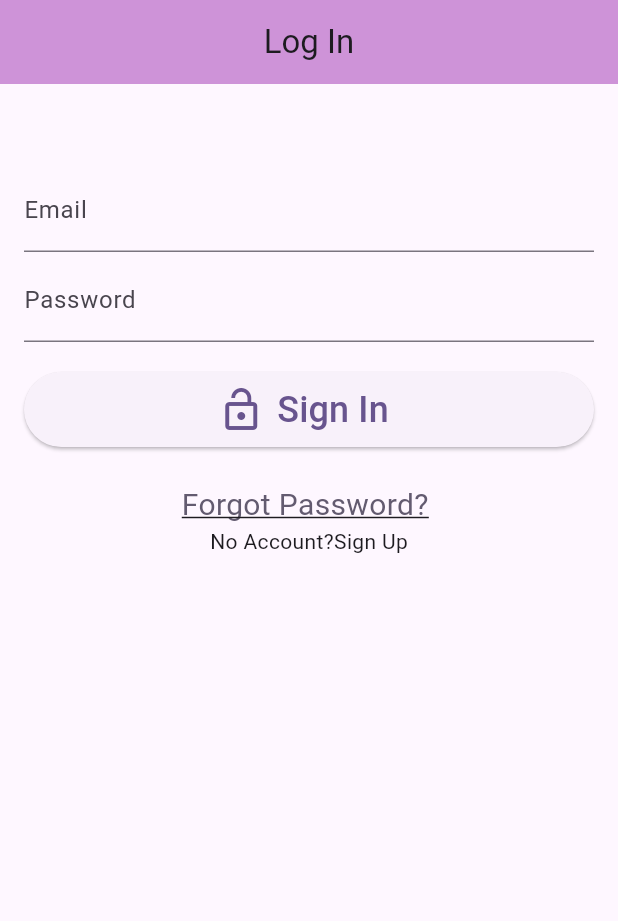
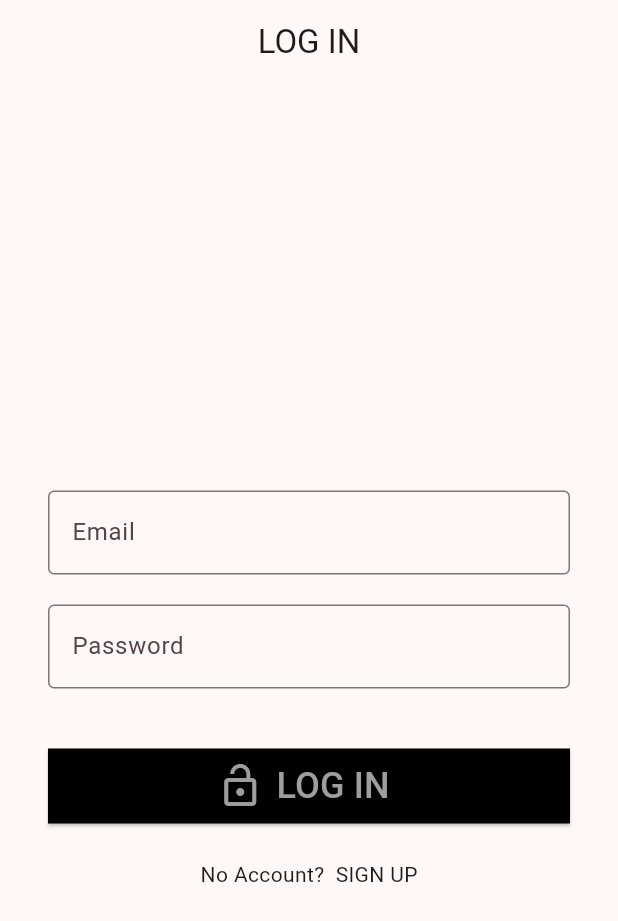
Before and after one commit to PriyanshaS/auth_node, a Flutter app: the screen it shows after launch, on a phone screen of 412 x 824 dp. Shown: the top 921 px of the screen. Run offline on Flutter 3.47's test engine with Material 3 defaults, Android fonts, the phone set to English and light mode, and no system bars; our stand-ins replace shared_preferences.

Commit message:
commiting chages

```diff
--- a/lib/main.dart
+++ b/lib/main.dart
@@ -1,7 +1,13 @@
+import 'dart:async';
+
 import 'package:flutter/material.dart';
+import 'package:node_auth/screens/home_screen.dart';
 import 'package:node_auth/screens/login.dart';
 import 'package:node_auth/providers/user_provider.dart';
+import 'package:node_auth/screens/signup.dart';
+import 'package:node_auth/services/auth_services.dart';
 import 'package:provider/provider.dart';
+import 'package:shared_preferences/shared_preferences.dart';
 void main() {
   runApp( MultiProvider(
     providers: [
@@ -12,8 +18,16 @@ void main() {
     child: MyApp()));
 }
 
-class MyApp extends StatelessWidget {
+class MyApp extends StatefulWidget {
   const MyApp({super.key});
+
+  @override
+  State<MyApp> createState() => _MyAppState();
+}
+
+class _MyAppState extends State<MyApp> {
+  final AuthService authService = AuthService();
+  @override
 
   // This widget is the root of your application.
   @override
@@ -21,14 +35,15 @@ class MyApp extends StatelessWidget {
     return MaterialApp(
       title: 'Node Auth',
       theme: ThemeData(
-        colorScheme: ColorScheme.fromSeed(seedColor: Colors.deepPurple),
+        colorScheme: ColorScheme.fromSeed(seedColor: Colors.black),
         useMaterial3: true,
       ),
-      home: MyHomePage() ,
+      home: MyHomePage(),
     );
   }
+
+
 }
-
 
 class MyHomePage extends StatefulWidget {
   const MyHomePage({super.key});
@@ -38,8 +53,36 @@ class MyHomePage extends StatefulWidget {
 }
 
 class _MyHomePageState extends State<MyHomePage> {
+   void initState() {
+    AuthService authService = AuthService();
+    authService.getUserData(context);
+    super.initState();
+    whereToGo();
+  }
   @override
   Widget build(BuildContext context) {
-    return Login();
+    return Container(
+      color: Colors.white,
+      child:Column(
+        children: [
+
+          FlutterLogo(size:MediaQuery.of(context).size.height ),
+        ],
+      )
+    );
+  }
+   void whereToGo()async{
+
+    final prefs  = await SharedPreferences.getInstance();
+    final token = prefs.getString('x-auth-token');
+
+    Timer(Duration(seconds: 3),(){
+      if(token!.isNotEmpty){
+        Navigator.push(context, MaterialPageRoute(builder: (context) => HomeScreen(),));
+      }
+      else Navigator.push(context, MaterialPageRoute(builder: (context) => Login(),));
+          }
+         );
+
   }
 }
--- a/lib/providers/user_provider.dart
+++ b/lib/providers/user_provider.dart
@@ -11,7 +11,7 @@ void setUser(String user){
    _user  = json.decode(user);
   notifyListeners();
 }
-void setUserFromModel(){
+void setUserFromModel(User user){
   _user = user;
   notifyListeners();
 }
--- a/lib/screens/login.dart
+++ b/lib/screens/login.dart
@@ -1,5 +1,6 @@
 import 'package:flutter/material.dart';
 import 'package:node_auth/screens/signup.dart';
+import 'package:node_auth/services/auth_services.dart';
 
 
 class Login extends StatefulWidget {
@@ -14,23 +15,26 @@ class _LoginState extends State<Login> {
 
   final emailController = TextEditingController();
   final passwordController = TextEditingController();
+  final AuthService authService = AuthService();
 
-  void dispose() {
-    emailController.dispose();
-    passwordController.dispose();
-    super.dispose();
+  void loginUser(){
+    authService.signInUser(context: context, email: emailController.text, password: passwordController.text);
   }
+
 
   @override
   Widget build(BuildContext context) {
     return Scaffold(
-        appBar: AppBar(title: Text('Log In') ,
+        appBar: AppBar(title: Text('LOG IN') ,
       centerTitle: true,
-      backgroundColor: Colors.purple[200] ,
+
       automaticallyImplyLeading: false,) ,
-      body: Container(
+      body: Padding(
+        padding: const EdgeInsets.all(16.0),
+        child: Container(
           padding: EdgeInsets.all(16),
           child: Column(
+            mainAxisAlignment: MainAxisAlignment.center,
             children: [
               SizedBox(
                 height: 40,
@@ -38,53 +42,44 @@ class _LoginState extends State<Login> {
               TextField(
                 controller: emailController,
                 cursorColor: Colors.white,
-              textInputAction: TextInputAction.next,
-              decoration: InputDecoration(labelText: 'Email'),
+
+                decoration: InputDecoration(border :OutlineInputBorder() , labelText: 'Email'),
               ),
-            SizedBox(height: 4),
+              SizedBox(height: 20),
               TextField(
                 controller: passwordController,
-              textInputAction: TextInputAction.done,
-              decoration: InputDecoration(labelText: 'Password'),
+                decoration: InputDecoration(border:OutlineInputBorder(),labelText: 'Password'),
                 obscureText: true,
               ),
               SizedBox(
-              height: 20,
+                height: 40,
               ),
               ElevatedButton.icon(
-              onPressed: () {
 
-              },
+                onPressed:loginUser,
                 icon: Icon(
                   Icons.lock_open,
+                  color: Colors.grey[500],
                   size: 32,
                 ),
                 label: Text(
-                'Sign In',
-                style: TextStyle(fontSize: 24),
+                  'LOG IN',
+                  style: TextStyle(fontSize: 24 , color: Colors.grey[500]),
                 ),
-              style: ElevatedButton.styleFrom(minimumSize: Size.fromHeight(50)),
+                style: ElevatedButton.styleFrom(minimumSize: Size.fromHeight(50),shape: BeveledRectangleBorder(),
+                backgroundColor: Colors.black),
               ),
               SizedBox(
                 height: 24,
               ),
-            GestureDetector(
-              child: Text('Forgot Password? ',
-              style: TextStyle(
-                decoration: TextDecoration.underline,
-                color: Theme.of(context).colorScheme.secondary,
-                fontSize: 20,
-              ),
-              ),
 
-            )
-,
+
               Row(
                 mainAxisAlignment: MainAxisAlignment.center,
 
                 children: [
-              Text('No Account?'),
-              GestureDetector(child: Text('Sign Up'),
+                Text('No Account?  '),
+                GestureDetector(child: Text('SIGN UP'),
                 onTap: () {
                   Navigator.pushReplacement(context, MaterialPageRoute(builder: (context) => Signup(),));
                 },),
@@ -92,6 +87,7 @@ class _LoginState extends State<Login> {
             ],
           ),
         ),
+      ),
     );
   }
 }
--- a/pubspec.yaml
+++ b/pubspec.yaml
@@ -37,6 +37,8 @@ dependencies:
   cupertino_icons: ^1.0.2
   provider: ^6.1.1
   http: ^1.2.0
+  shared_preferences: ^2.2.2
+  jwt_decoder: ^2.0.1
 
 dev_dependencies:
   flutter_test:
```
Also changed, not shown: lib/screens/home_screen.dart (added, +54 -0 lines), lib/screens/signup.dart (+22 -19 lines), lib/services/auth_services.dart (+94 -6 lines), pubspec.lock, 3 other files. Lines whose indentation alone changed are shown as unchanged.
